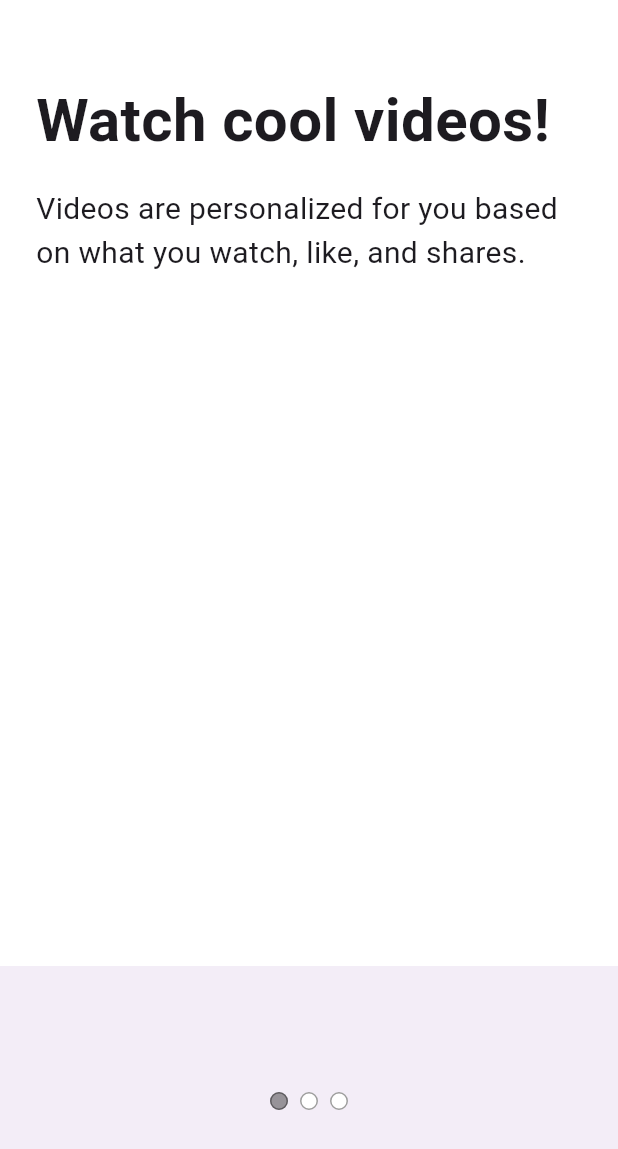
After one commit to JYNoelChoi/tiktok_clone, a Flutter app: the screen it shows after launch, after a tap on "Next", on a phone screen of 412 x 824 dp. The commit adds this screen. Shown: the top 1149 px of the screen. Run offline on Flutter 3.47's test engine with Material 3 defaults, Android fonts, the phone set to English and light mode, and no system bars; our stand-ins replace font_awesome_flutter.

Commit message:
onboarding using tabbarview and tabpageselector

```diff
--- a/lib/features/onboarding/interests_screen.dart
+++ b/lib/features/onboarding/interests_screen.dart
@@ -2,6 +2,7 @@ import 'package:flutter/material.dart';
 import 'package:tiktok_clone/constants/gaps.dart';
 import 'package:tiktok_clone/constants/sizes.dart';
 import 'package:tiktok_clone/features/authentication/widgets/interest_button.dart';
+import 'package:tiktok_clone/features/onboarding/tutorial_screen.dart';
 
 const interests = [
   "Daily Life",
@@ -67,6 +68,12 @@ class _InterestsScreenState extends State<InterestsScreen> {
         _showTitle = false;
       });
     }
+  }
+
+  void _onNextTap() {
+    Navigator.of(
+      context,
+    ).push(MaterialPageRoute(builder: (context) => TutorialScreen()));
   }
 
   @override
@@ -143,6 +150,8 @@ class _InterestsScreenState extends State<InterestsScreen> {
               left: Sizes.size24,
               right: Sizes.size24,
             ),
+            child: GestureDetector(
+              onTap: _onNextTap,
               child: Container(
                 padding: EdgeInsets.symmetric(
                   vertical: Sizes.size16 + Sizes.size2,
@@ -164,6 +173,7 @@ class _InterestsScreenState extends State<InterestsScreen> {
             ),
           ),
         ),
+      ),
     );
   }
 }
--- /dev/null
+++ b/lib/features/onboarding/tutorial_screen.dart
@@ -0,0 +1,110 @@
+import 'package:flutter/material.dart';
+import 'package:tiktok_clone/constants/gaps.dart';
+import 'package:tiktok_clone/constants/sizes.dart';
+
+class TutorialScreen extends StatefulWidget {
+  const TutorialScreen({super.key});
+
+  @override
+  State<TutorialScreen> createState() => _TutorialScreenState();
+}
+
+class _TutorialScreenState extends State<TutorialScreen> {
+  @override
+  Widget build(BuildContext context) {
+    return DefaultTabController(
+      length: 3,
+      child: Scaffold(
+        body: SafeArea(
+          child: TabBarView(
+            children: [
+              Padding(
+                padding: EdgeInsets.symmetric(horizontal: Sizes.size24),
+                child: Column(
+                  crossAxisAlignment: CrossAxisAlignment.start,
+                  children: [
+                    Gaps.v52,
+                    Text(
+                      "Watch cool videos!",
+                      style: TextStyle(
+                        fontSize: Sizes.size40,
+                        fontWeight: FontWeight.bold,
+                      ),
+                    ),
+                    Gaps.v16,
+                    Text(
+                      "Videos are personalized for you based on what you "
+                      "watch, like, and shares.",
+                      style: TextStyle(fontSize: Sizes.size20),
+                    ),
+                  ],
+                ),
+              ),
+              Padding(
+                padding: EdgeInsets.symmetric(horizontal: Sizes.size24),
+                child: Column(
+                  crossAxisAlignment: CrossAxisAlignment.start,
+                  children: [
+                    Gaps.v52,
+                    Text(
+                      "Follow the rules",
+                      style: TextStyle(
+                        fontSize: Sizes.size40,
+                        fontWeight: FontWeight.bold,
+                      ),
+                    ),
+                    Gaps.v16,
+                    Text(
+                      "Videos are personalized for you based on what you "
+                      "watch, like, and shares.",
+                      style: TextStyle(fontSize: Sizes.size20),
+                    ),
+                  ],
+                ),
+              ),
+              Padding(
+                padding: EdgeInsets.symmetric(horizontal: Sizes.size24),
+                child: Column(
+                  crossAxisAlignment: CrossAxisAlignment.start,
+                  children: [
+                    Gaps.v52,
+                    Text(
+                      "Enjoy the ride",
+                      style: TextStyle(
+                        fontSize: Sizes.size40,
+                        fontWeight: FontWeight.bold,
+                      ),
+                    ),
+                    Gaps.v16,
+                    Text(
+                      "Videos are personalized for you based on what you "
+                      "watch, like, and shares.",
+                      style: TextStyle(fontSize: Sizes.size20),
+                    ),
+                  ],
+                ),
+              ),
+            ],
+          ),
+        ),
+        bottomNavigationBar: SizedBox(
+          height: 180,
+          child: BottomAppBar(
+            child: Container(
+              padding: EdgeInsets.symmetric(vertical: Sizes.size48),
+              child: Row(
+                mainAxisAlignment: MainAxisAlignment.center,
+                children: [
+                  TabPageSelector(
+                    color: Colors.white,
+                    selectedColor: Colors.black38,
+                  ),
+                ],
+              ),
+            ),
+          ),
+        ),
+      ),
+    );
+  }
+}
--- a/lib/main.dart
+++ b/lib/main.dart
@@ -1,6 +1,5 @@
 import 'package:flutter/material.dart';
 import 'package:tiktok_clone/constants/sizes.dart';
-import 'package:tiktok_clone/features/authentication/widgets/sign_up_screen.dart';
 import 'package:tiktok_clone/features/onboarding/interests_screen.dart';
 
 void main() {
```
Lines whose indentation alone changed are shown as unchanged.
